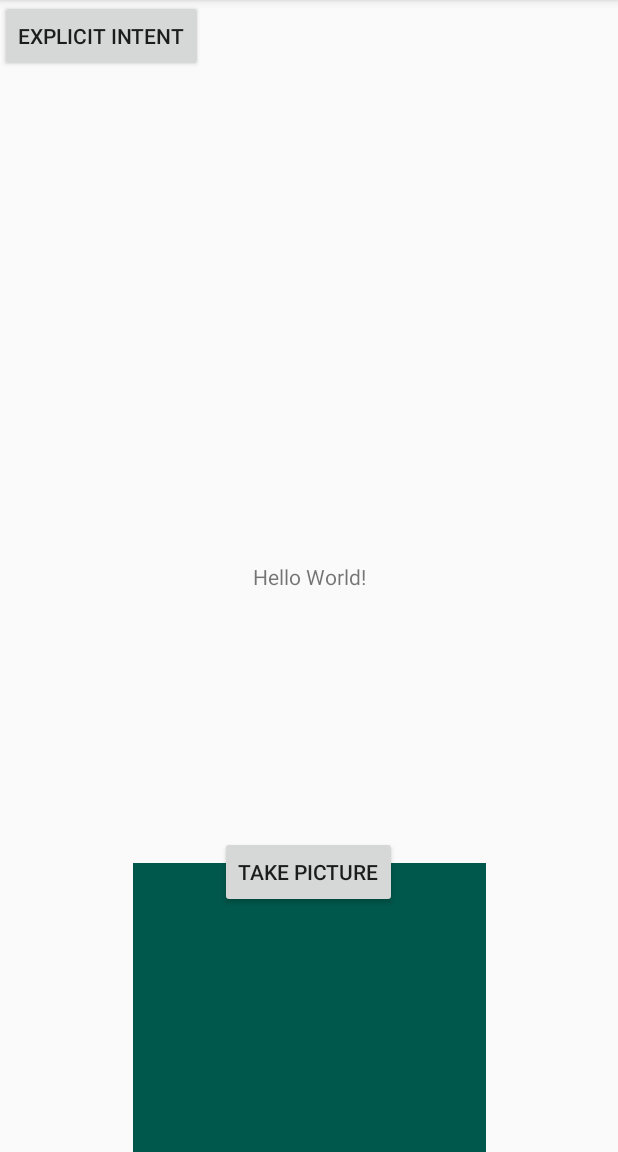
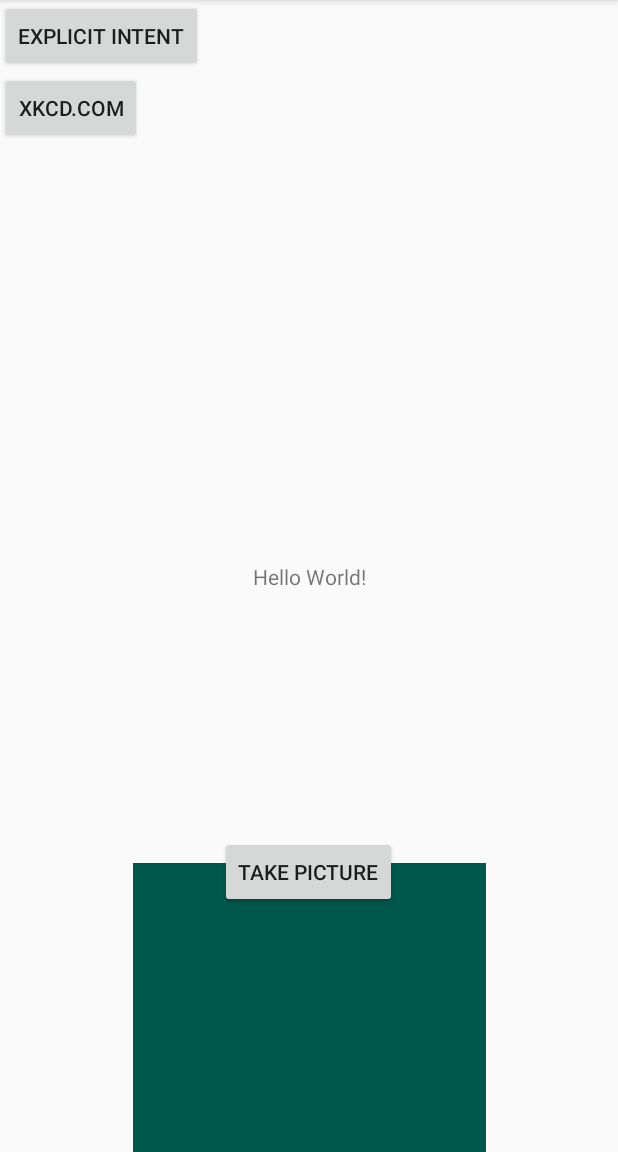
Before and after one commit to unc-mobile/Intents, an Android app: the screen it shows after launch (MainActivity), after a tap on "TAKE PICTURE", on a phone screen of 412 x 824 dp, the part 84-1236 px from its top. Run offline under Robolectric (Android 15) with nearby library versions, the phone set to English and light mode, and no system bars.

```diff
--- a/app/src/main/java/com/example/scroggo/intents/MainActivity.java
+++ b/app/src/main/java/com/example/scroggo/intents/MainActivity.java
@@ -5,6 +5,7 @@ import androidx.appcompat.app.AppCompatActivity;
 
 import android.content.Intent;
 import android.graphics.Bitmap;
+import android.net.Uri;
 import android.os.Bundle;
 import android.provider.MediaStore;
 import android.view.View;
@@ -41,6 +42,9 @@ public class MainActivity extends AppCompatActivity {
         } else if (view.getId() == R.id.button) {
             Intent intent = new Intent(MediaStore.ACTION_IMAGE_CAPTURE);
             startActivityForResult(intent, 1);
+        } else if (view.getId() == R.id.button3) {
+            Intent intent = new Intent(Intent.ACTION_VIEW, Uri.parse("http://xkcd.com"));
+            startActivity(intent);
         }
     }
 }
--- a/app/src/main/res/layout/activity_main.xml
+++ b/app/src/main/res/layout/activity_main.xml
@@ -35,6 +35,15 @@
         android:onClick="onClick"
         android:text="Explicit Intent" />
 
+    <Button
+        android:id="@+id/button3"
+        android:layout_width="wrap_content"
+        android:layout_height="wrap_content"
+        android:onClick="onClick"
+        android:text="xkcd.com"
+        app:layout_constraintTop_toBottomOf="@+id/button2"
+        tools:layout_editor_absoluteX="0dp" />
+
     <ImageView
         android:id="@+id/imageView"
         android:layout_width="235dp"
```
